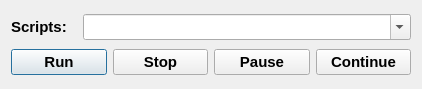
thinkexist1989/rocos-viz, file src/ScriptDialog.ui: the form before one commit.
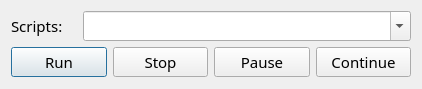
The form after the commit.

Patch:
```diff
--- a/src/ScriptDialog.ui
+++ b/src/ScriptDialog.ui
@@ -12,15 +12,18 @@
   </property>
   <property name="font">
    <font>
-    <family>Arial</family>
+    <family>Alibaba PuHuiTi 3.0</family>
     <pointsize>11</pointsize>
-    <weight>75</weight>
-    <bold>true</bold>
+    <italic>false</italic>
+    <bold>false</bold>
    </font>
   </property>
   <property name="windowTitle">
    <string>Scripts</string>
   </property>
+  <property name="styleSheet">
+   <string notr="true">font: 11pt &quot;Alibaba PuHuiTi 3.0&quot;;</string>
+  </property>
   <layout class="QVBoxLayout" name="verticalLayout">
    <item>
     <layout class="QHBoxLayout" name="horizontalLayout_2" stretch="1,5">
@@ -46,10 +49,10 @@
       <widget class="QPushButton" name="runButton">
        <property name="font">
         <font>
-         <family>Arial</family>
+         <family>Alibaba PuHuiTi 3.0</family>
          <pointsize>11</pointsize>
-         <weight>75</weight>
-         <bold>true</bold>
+         <italic>false</italic>
+         <bold>false</bold>
         </font>
        </property>
        <property name="styleSheet">
```
